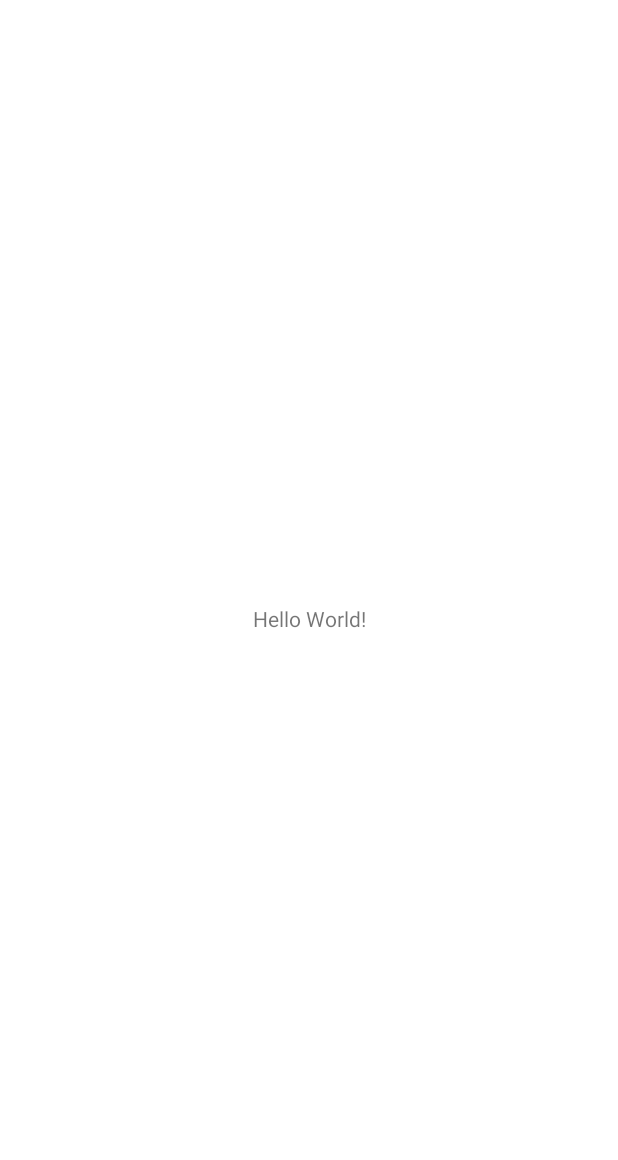
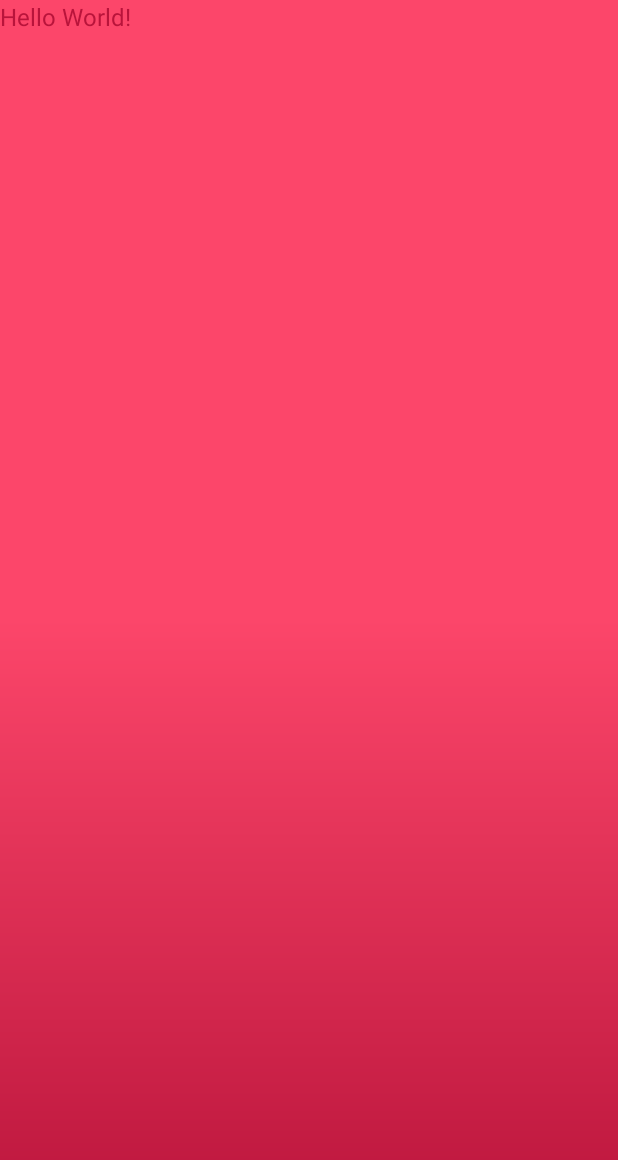
Before and after one commit to milkshake96/sharebutter, an Android app: the screen it shows after launch (MainActivity), on a phone screen of 412 x 824 dp. Before the commit the part shown is almost empty. Shown: the top 1160 px of the screen. Run offline under Robolectric (Android 15) with nearby library versions, the phone set to English and light mode, and no system bars.

Commit message:
Init Project gradle Sync

```diff
--- a/app/src/main/res/layout/activity_main.xml
+++ b/app/src/main/res/layout/activity_main.xml
@@ -4,15 +4,15 @@
     xmlns:tools="http://schemas.android.com/tools"
     android:layout_width="match_parent"
     android:layout_height="match_parent"
+    android:background="@drawable/layout_background"
     tools:context=".MainActivity">
 
     <TextView
+        style="@style/TextViewCommon.Theme"
         android:layout_width="wrap_content"
         android:layout_height="wrap_content"
         android:text="Hello World!"
-        app:layout_constraintBottom_toBottomOf="parent"
-        app:layout_constraintLeft_toLeftOf="parent"
-        app:layout_constraintRight_toRightOf="parent"
-        app:layout_constraintTop_toTopOf="parent" />
+        tools:layout_editor_absoluteX="167dp"
+        tools:layout_editor_absoluteY="317dp" />
 
 </android.support.constraint.ConstraintLayout>
--- a/build.gradle
+++ b/build.gradle
@@ -7,7 +7,7 @@ buildscript {
         jcenter()
     }
     dependencies {
-        classpath 'com.android.tools.build:gradle:3.1.3'
+        classpath 'com.android.tools.build:gradle:3.3.1'
 
 
         // NOTE: Do not place your application dependencies here; they belong
```
Also changed, not shown: gradle/wrapper/gradle-wrapper.properties.
